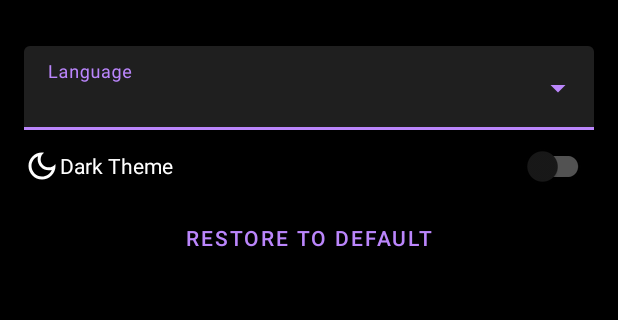
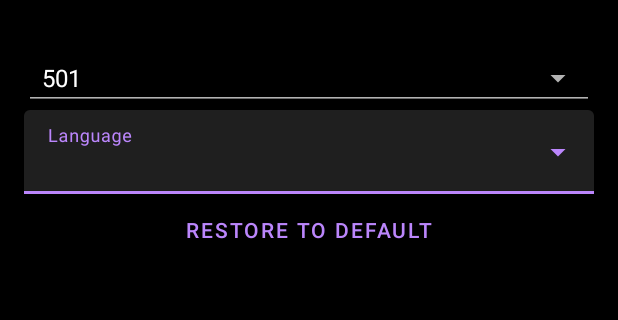
Before and after one commit to ricko1995/BelaBlok, an Android app: the fragment SettingsFragment shown on its own in the app's theme, on a phone screen of 412 x 824 dp, the part 62-382 px from its top. Run offline under Robolectric (Android 15) with nearby library versions, the phone set to English and light mode, and no system bars; our stand-ins replace Dagger/Hilt's generated code, data binding; 1 statement that could not run was skipped.

Commit message:
Crashes fix
Took 2 hours 37 minutes

```diff
--- a/app/src/main/java/com/ricko/belablok/ui/MainActivity.kt
+++ b/app/src/main/java/com/ricko/belablok/ui/MainActivity.kt
@@ -29,7 +29,6 @@ class MainActivity : AppCompatActivity() {
     lateinit var dataStore: DataStore<Preferences>
 
     override fun onCreate(savedInstanceState: Bundle?) {
-//        AppCompatDelegate.setDefaultNightMode(AppCompatDelegate.MODE_NIGHT_NO)
         setMyTheme()
         setLanguage()
         super.onCreate(savedInstanceState)
--- a/app/src/main/java/com/ricko/belablok/ui/settings/SettingsFragment.kt
+++ b/app/src/main/java/com/ricko/belablok/ui/settings/SettingsFragment.kt
@@ -4,18 +4,31 @@ import android.os.Bundle
 import android.view.LayoutInflater
 import android.view.View
 import android.view.ViewGroup
+import androidx.datastore.core.DataStore
+import androidx.datastore.preferences.core.Preferences
+import androidx.datastore.preferences.core.edit
 import androidx.fragment.app.Fragment
 import androidx.fragment.app.activityViewModels
 import androidx.fragment.app.viewModels
+import androidx.lifecycle.lifecycleScope
+import androidx.lifecycle.viewModelScope
 import com.ricko.belablok.R
 import com.ricko.belablok.databinding.FragmentSettingsBinding
+import com.ricko.belablok.util.Constants
 import dagger.hilt.android.AndroidEntryPoint
+import kotlinx.coroutines.delay
+import kotlinx.coroutines.launch
+import kotlinx.coroutines.withTimeout
+import javax.inject.Inject
 
 @AndroidEntryPoint
 class SettingsFragment : Fragment(R.layout.fragment_settings) {
 
     private lateinit var binding: FragmentSettingsBinding
     private val viewModel: SettingsViewModel by activityViewModels()
+
+    @Inject
+    lateinit var dataStore: DataStore<Preferences>
 
     override fun onCreateView(inflater: LayoutInflater, container: ViewGroup?, savedInstanceState: Bundle?): View {
         binding = FragmentSettingsBinding.inflate(inflater, container, false)
@@ -27,4 +40,25 @@ class SettingsFragment : Fragment(R.layout.fragment_settings) {
             root
         }
     }
+
+    override fun onResume() {
+        super.onResume()
+        lifecycleScope.launchWhenStarted {
+            withTimeout(200){
+                while (true){
+                    delay(3)
+                    binding.dropDownMenu.dismissDropDown()
+                }
+            }
+        }
+    }
+
+    override fun onPause() {
+        super.onPause()
+        lifecycleScope.launch {
+            dataStore.edit {
+                it[Constants.MAX_SCORE_KEY] = viewModel.maxScore.value!!.toInt()
+            }
+        }
+    }
 }
--- a/app/src/main/java/com/ricko/belablok/util/Constants.kt
+++ b/app/src/main/java/com/ricko/belablok/util/Constants.kt
@@ -1,8 +1,10 @@
 package com.ricko.belablok.util
 
+import androidx.datastore.preferences.core.intPreferencesKey
 import androidx.datastore.preferences.core.stringPreferencesKey
 
 object Constants {
     val LANGUAGE_KEY = stringPreferencesKey("LANGUAGE_KEY")
     val THEME_KEY = stringPreferencesKey("THEME_KEY")
+    val MAX_SCORE_KEY = intPreferencesKey("MAX_SCORE_KEY")
 }
--- a/app/src/main/res/layout/fragment_current_game.xml
+++ b/app/src/main/res/layout/fragment_current_game.xml
@@ -138,7 +138,7 @@
                         android:background="@drawable/score_input_selector"
                         android:gravity="center"
                         android:text="@{String.valueOf(viewModelVar.player1Sum)}"
-                        app:isViewSelected="@{viewModelVar.player1Sum>1000 &amp;&amp; viewModelVar.player1Sum>viewModelVar.player2Sum}"
+                        app:isViewSelected="@{viewModelVar.isP1ScoreBoxSelected()}"
                         app:layout_constraintBottom_toBottomOf="parent"
                         app:layout_constraintEnd_toEndOf="@+id/textView"
                         app:layout_constraintStart_toStartOf="@+id/textView"
@@ -155,7 +155,7 @@
                         android:background="@drawable/score_input_selector"
                         android:gravity="center"
                         android:text="@{String.valueOf(viewModelVar.player2Sum)}"
-                        app:isViewSelected="@{viewModelVar.player2Sum>1000 &amp;&amp; viewModelVar.player2Sum>viewModelVar.player1Sum}"
+                        app:isViewSelected="@{viewModelVar.isP2ScoreBoxSelected()}"
                         app:layout_constraintBottom_toBottomOf="parent"
                         app:layout_constraintEnd_toEndOf="@+id/textView2"
                         app:layout_constraintStart_toStartOf="@+id/textView2"
--- a/app/src/main/res/layout/fragment_settings.xml
+++ b/app/src/main/res/layout/fragment_settings.xml
@@ -22,8 +22,18 @@
     <androidx.constraintlayout.widget.ConstraintLayout
         android:layout_width="match_parent"
         android:layout_height="match_parent"
-        android:padding="16dp"
-        android:background="?attr/colorSurface">
+        android:background="?attr/colorSurface"
+        android:padding="16dp">
+
+        <Spinner
+            android:id="@+id/etMaxScore"
+            style="@style/Widget.AppCompat.Spinner.Underlined"
+            android:layout_width="match_parent"
+            android:layout_height="wrap_content"
+            android:entries="@array/max_score_array"
+            android:inputType="number"
+            app:layout_constraintTop_toTopOf="parent"/>
+<!--            app:selectedValue="@={viewModelSettings.currPos}" -->
 
         <com.google.android.material.textfield.TextInputLayout
             android:id="@+id/til_spinner"
@@ -34,7 +44,7 @@
             android:labelFor="@+id/dropDownMenu"
             app:layout_constraintEnd_toEndOf="parent"
             app:layout_constraintStart_toStartOf="parent"
-            app:layout_constraintTop_toTopOf="parent">
+            app:layout_constraintTop_toBottomOf="@+id/etMaxScore">
 
             <AutoCompleteTextView
                 android:id="@+id/dropDownMenu"
@@ -46,14 +56,14 @@
         </com.google.android.material.textfield.TextInputLayout>
 
         <com.google.android.material.switchmaterial.SwitchMaterial
-            android:visibility="visible"
             android:id="@+id/switchTheme"
             android:layout_width="match_parent"
+            android:layout_height="wrap_content"
             android:checked="@={viewModelSettings.isDarkThemeOn()}"
+            android:drawableStart="@drawable/ic_dark_mode"
             android:onClick="@{(v)->viewModelSettings.themeChange(v)}"
-            android:layout_height="wrap_content"
-            android:drawableStart="@drawable/ic_dark_mode"
             android:text="@string/dark_theme_text"
+            android:visibility="gone"
             app:layout_constraintTop_toBottomOf="@+id/til_spinner"
             tools:layout_editor_absoluteX="0dp" />
 
--- a/app/src/main/res/values/strings.xml
+++ b/app/src/main/res/values/strings.xml
@@ -4,6 +4,11 @@
         <item>English</item>
         <item>German</item>
         <item>French</item>
+    </string-array>
+    <string-array name="max_score_array">
+        <item>501</item>
+        <item>701</item>
+        <item>1001</item>
     </string-array>
     <string name="app_name">Bela Blok</string>
     <string name="team1_name">Team 1</string>
--- a/build.gradle
+++ b/build.gradle
@@ -8,7 +8,7 @@ buildscript {
     dependencies {
         classpath 'com.android.tools.build:gradle:4.1.2'
         classpath "org.jetbrains.kotlin:kotlin-gradle-plugin:$kotlin_version"
-        classpath "androidx.navigation:navigation-safe-args-gradle-plugin:2.3.2"
+        classpath "androidx.navigation:navigation-safe-args-gradle-plugin:2.3.3"
         classpath 'com.google.dagger:hilt-android-gradle-plugin:2.28.3-alpha'
 
         // NOTE: Do not place your application dependencies here; they belong
```
Also changed, not shown: app/build.gradle (+4 -4 lines), app/src/main/java/com/ricko/belablok/adapters/CustomBindings.kt (+33 -0 lines), app/src/main/java/com/ricko/belablok/ui/currentgame/CurrentGameFragment.kt (+40 -9 lines), app/src/main/java/com/ricko/belablok/ui/currentgame/CurrentGameViewModel.kt (+23 -6 lines), app/src/main/java/com/ricko/belablok/ui/settings/SettingsViewModel.kt (+18 -1 lines), 1 other file.
